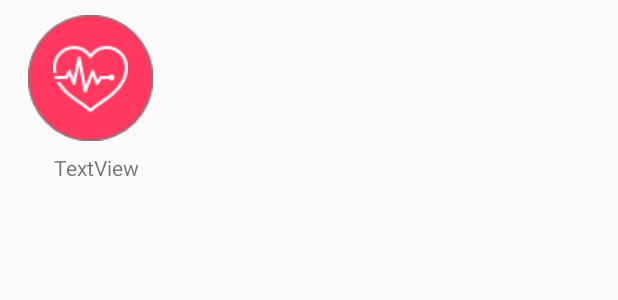
After one commit to arianitlu/familyplanning, an Android app: the layout life_situation_item.xml on its own in the app's theme, with its tools: preview values and no code run, on a phone screen of 412 x 824 dp. The commit adds this screen. Shown: the top 300 px of the screen. Run offline under Robolectric (Android 15) with nearby library versions, the phone set to English and light mode, and no system bars; network calls fail.

Commit message:
LifeSituationActivity added

```diff
--- /dev/null
+++ b/app/src/main/res/layout/life_situation_item.xml
@@ -0,0 +1,44 @@
+<?xml version="1.0" encoding="utf-8"?>
+<android.support.constraint.ConstraintLayout
+    xmlns:android="http://schemas.android.com/apk/res/android"
+    xmlns:app="http://schemas.android.com/apk/res-auto"
+    xmlns:tools="http://schemas.android.com/tools"
+    android:layout_width="match_parent"
+    android:layout_height="match_parent">
+
+    <LinearLayout
+        android:id="@+id/imageViewLifeSituation"
+        android:layout_width="wrap_content"
+        android:layout_height="wrap_content"
+        android:layout_marginStart="10dp"
+        android:layout_marginTop="10dp"
+        android:layout_marginEnd="301dp"
+        android:background="@drawable/u135"
+        android:gravity="center_horizontal|center_vertical"
+        android:orientation="vertical"
+        android:padding="10dp"
+        app:layout_constraintEnd_toEndOf="parent"
+        app:layout_constraintStart_toStartOf="parent"
+        app:layout_constraintTop_toTopOf="parent">
+
+        <ImageView
+            android:id="@+id/heart_1"
+            android:layout_width="50dp"
+            android:layout_height="50dp"
+            android:background="@drawable/u136" />
+
+    </LinearLayout>
+
+    <TextView
+        android:id="@+id/textViewLifeSituation"
+        android:layout_width="wrap_content"
+        android:layout_height="wrap_content"
+        android:layout_marginStart="8dp"
+        android:layout_marginTop="8dp"
+        android:text="TextView"
+        android:textAlignment="center"
+        app:layout_constraintEnd_toEndOf="@+id/imageViewLifeSituation"
+        app:layout_constraintStart_toStartOf="@+id/imageViewLifeSituation"
+        app:layout_constraintTop_toBottomOf="@+id/imageViewLifeSituation" />
+
+</android.support.constraint.ConstraintLayout>
```
Also changed, not shown: app/src/main/AndroidManifest.xml (+6 -10 lines), app/src/main/java/com/example/rinor/familyplanning/HomeActivity.java (+5 -2 lines), app/src/main/java/com/example/rinor/familyplanning/adapters/LifeSituationAdapter.java (added, +66 -0 lines), app/src/main/java/com/example/rinor/familyplanning/model/LifeSituation.java (added, +73 -0 lines), app/src/main/java/com/example/rinor/familyplanning/utilities/JsonUtil.java (+31 -0 lines), app/src/main/java/com/example/rinor/familyplanning/utilities/LifeSituationActivity.java (added, +84 -0 lines), app/src/main/res/layout/activity_life_situation.xml (added, +20 -0 lines), app/build.gradle (line endings or trailing spaces).
